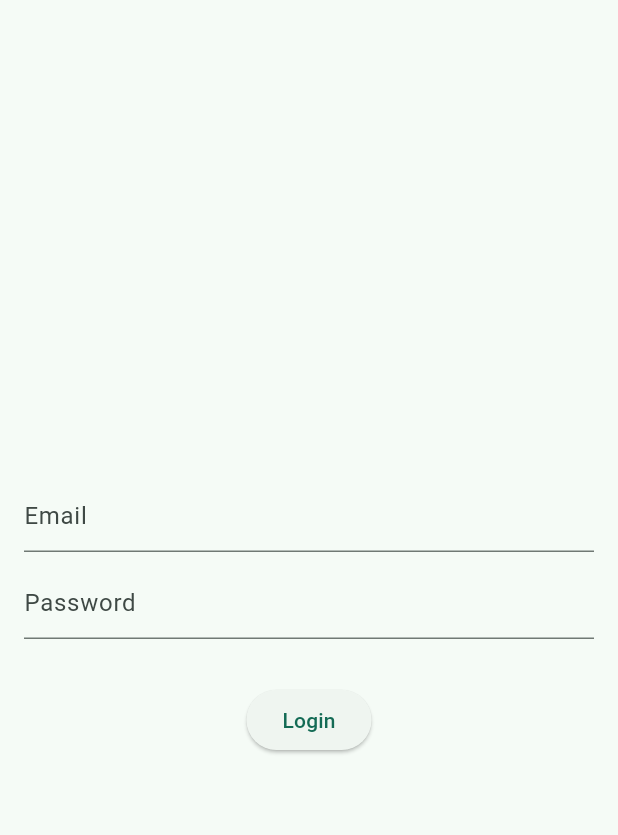
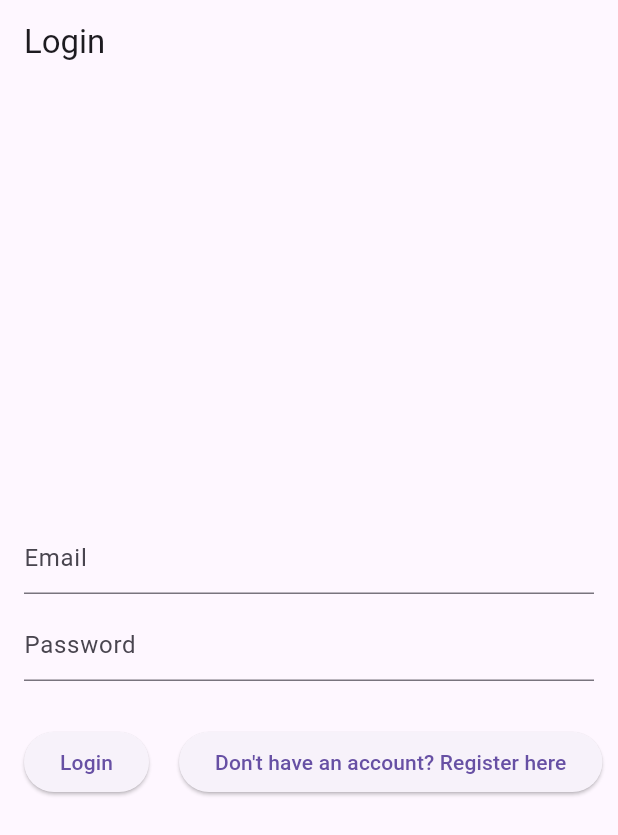
Before and after one commit to Igorsant/flutter-mynotes, a Flutter app: the LoginView screen opened directly, on a phone screen of 412 x 824 dp. Shown: the top 835 px of the screen. Run offline on Flutter 3.47's test engine with Material 3 defaults, Android fonts, the phone set to English and light mode, and no system bars; our stand-ins replace firebase_auth, firebase_core; accounts and stored records are empty; generated files the repository leaves out were written again.

Commit message:
created logic to switch screens and added home page for the main UI

```diff
--- a/lib/views/login_view.dart
+++ b/lib/views/login_view.dart
@@ -29,9 +29,9 @@ class _LoginViewState extends State<LoginView> {
   @override
   Widget build(BuildContext context) {
     return Scaffold(
-      // appBar: AppBar(
-      //   title: const Text("My First App Bar")
-      // ),
+      appBar: AppBar(
+        title: const Text("Login")
+      ),
       body: Padding(
         padding: const EdgeInsets.all(16.0),
         child: Column(
@@ -48,6 +48,9 @@ class _LoginViewState extends State<LoginView> {
               decoration: const InputDecoration(hintText: "Password"),
             ),
             const SizedBox(height: 30),
+            Row(
+              mainAxisSize: MainAxisSize.min,
+              children: [
                 ElevatedButton(
                     onPressed: () async {
                       try {
@@ -72,6 +75,13 @@ class _LoginViewState extends State<LoginView> {
                       }
                     },
                     child: const Text("Login")),
+                const SizedBox(width: 20.0),
+                ElevatedButton(onPressed: () {
+                  Navigator.of(context)
+                          .pushNamedAndRemoveUntil('/register/', (route) => false);
+                }, child: const Text("Don't have an account? Register here"))
+              ],
+            ),
           ],
         ),
       ),
--- a/lib/views/register_view.dart
+++ b/lib/views/register_view.dart
@@ -29,9 +29,7 @@ class _RegisterViewState extends State<RegisterView> {
   @override
   Widget build(BuildContext context) {
     return Scaffold(
-      // appBar: AppBar(
-      //   title: const Text("My First App Bar")
-      // ),
+      appBar: AppBar(title: const Text("Register")),
       body: Padding(
         padding: const EdgeInsets.all(16.0),
         child: Column(
@@ -48,6 +46,9 @@ class _RegisterViewState extends State<RegisterView> {
               decoration: const InputDecoration(hintText: "Password"),
             ),
             const SizedBox(height: 30),
+            Row(
+              mainAxisSize: MainAxisSize.min,
+              children: [
                 ElevatedButton(
                     onPressed: () async {
                       try {
@@ -73,6 +74,15 @@ class _RegisterViewState extends State<RegisterView> {
                       }
                     },
                     child: const Text("Register")),
+                const SizedBox(width: 20.0),
+                ElevatedButton(
+                    onPressed: () {
+                      Navigator.of(context)
+                          .pushNamedAndRemoveUntil('/login/', (route) => false);
+                    },
+                    child: const Text("Already have an account? Login here"))
+              ],
+            ),
           ],
         ),
       ),
```
Also changed, not shown: lib/main.dart (+58 -10 lines), lib/views/email_verified_view.dart (added, +20 -0 lines). Lines whose indentation alone changed are shown as unchanged.
